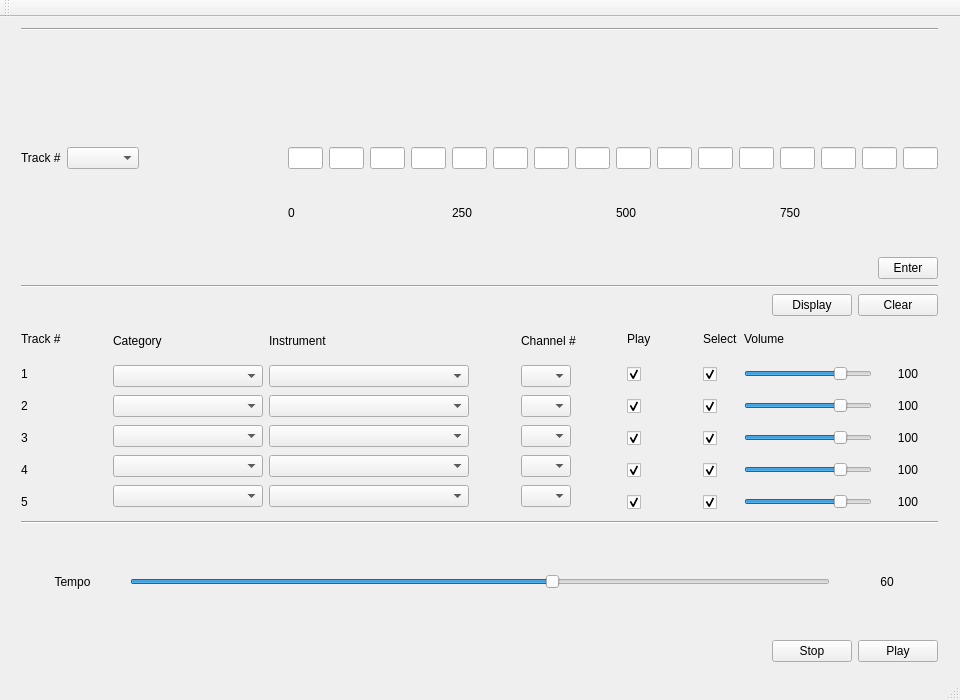
First picture: the form in mainwindow.ui, repository taoduo/QtSongWriter, before the edit.
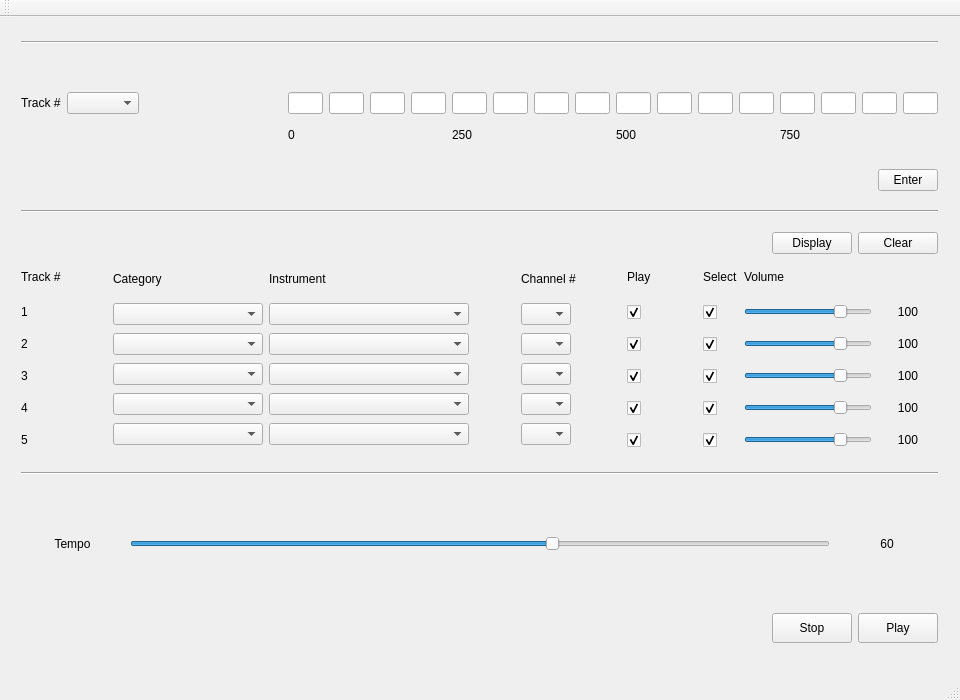
Second picture: the form after the edit.

```diff
--- a/mainwindow.ui
+++ b/mainwindow.ui
@@ -13,7 +13,7 @@
   <property name="minimumSize">
    <size>
     <width>960</width>
-    <height>0</height>
+    <height>700</height>
    </size>
   </property>
   <property name="maximumSize">
@@ -48,7 +48,7 @@
        <property name="maximumSize">
         <size>
          <width>16777215</width>
-         <height>16777215</height>
+         <height>10</height>
         </size>
        </property>
        <property name="text">
@@ -323,6 +323,12 @@
                <height>0</height>
               </size>
              </property>
+             <property name="maximumSize">
+              <size>
+               <width>16777215</width>
+               <height>30</height>
+              </size>
+             </property>
              <property name="text">
               <string>0</string>
              </property>
@@ -330,6 +336,12 @@
            </item>
            <item>
             <widget class="QLabel" name="label_13">
+             <property name="maximumSize">
+              <size>
+               <width>16777215</width>
+               <height>30</height>
+              </size>
+             </property>
              <property name="text">
               <string>250</string>
              </property>
@@ -337,6 +349,12 @@
            </item>
            <item>
             <widget class="QLabel" name="label_12">
+             <property name="maximumSize">
+              <size>
+               <width>16777215</width>
+               <height>30</height>
+              </size>
+             </property>
              <property name="text">
               <string>500</string>
              </property>
@@ -344,6 +362,12 @@
            </item>
            <item>
             <widget class="QLabel" name="label_11">
+             <property name="maximumSize">
+              <size>
+               <width>16777215</width>
+               <height>30</height>
+              </size>
+             </property>
              <property name="text">
               <string>750</string>
              </property>
@@ -1226,7 +1250,7 @@
          <property name="maximumSize">
           <size>
            <width>700</width>
-           <height>16777215</height>
+           <height>100</height>
           </size>
          </property>
          <property name="value">
@@ -1245,6 +1269,12 @@
            <height>0</height>
           </size>
          </property>
+         <property name="maximumSize">
+          <size>
+           <width>16777215</width>
+           <height>100</height>
+          </size>
+         </property>
          <property name="text">
           <string>60</string>
          </property>
@@ -1274,6 +1304,12 @@
          </item>
          <item>
           <widget class="QPushButton" name="pushButton_stop">
+           <property name="maximumSize">
+            <size>
+             <width>16777215</width>
+             <height>30</height>
+            </size>
+           </property>
            <property name="text">
             <string>Stop</string>
            </property>
@@ -1281,6 +1317,12 @@
          </item>
          <item>
           <widget class="QPushButton" name="pushButton_play">
+           <property name="maximumSize">
+            <size>
+             <width>16777215</width>
+             <height>30</height>
+            </size>
+           </property>
            <property name="text">
             <string>Play</string>
            </property>
```
